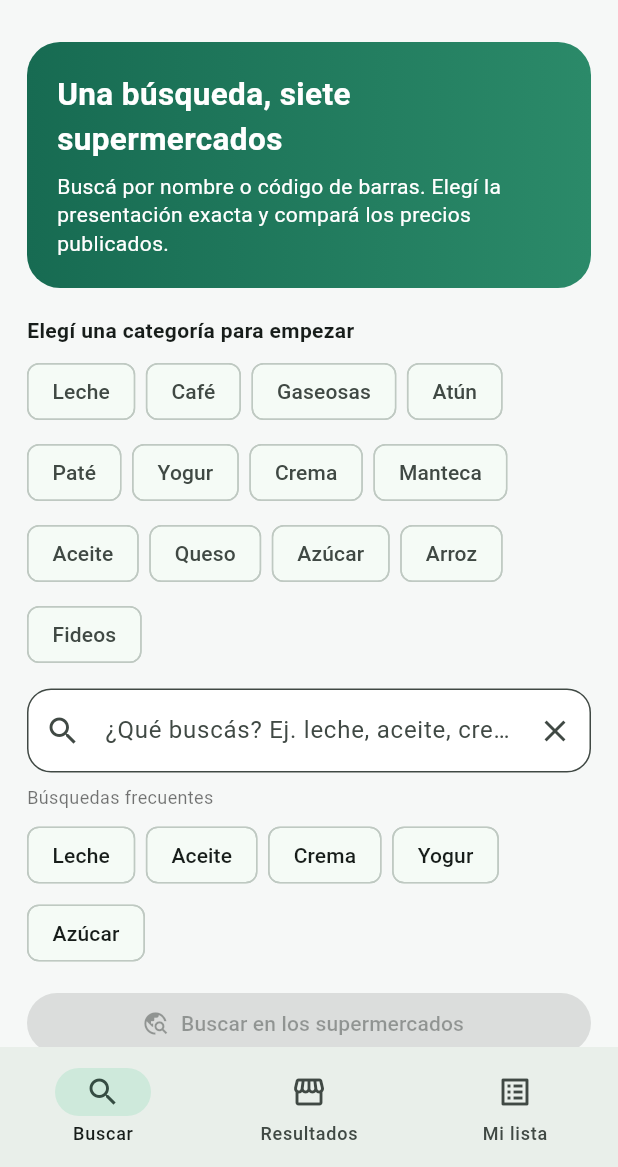
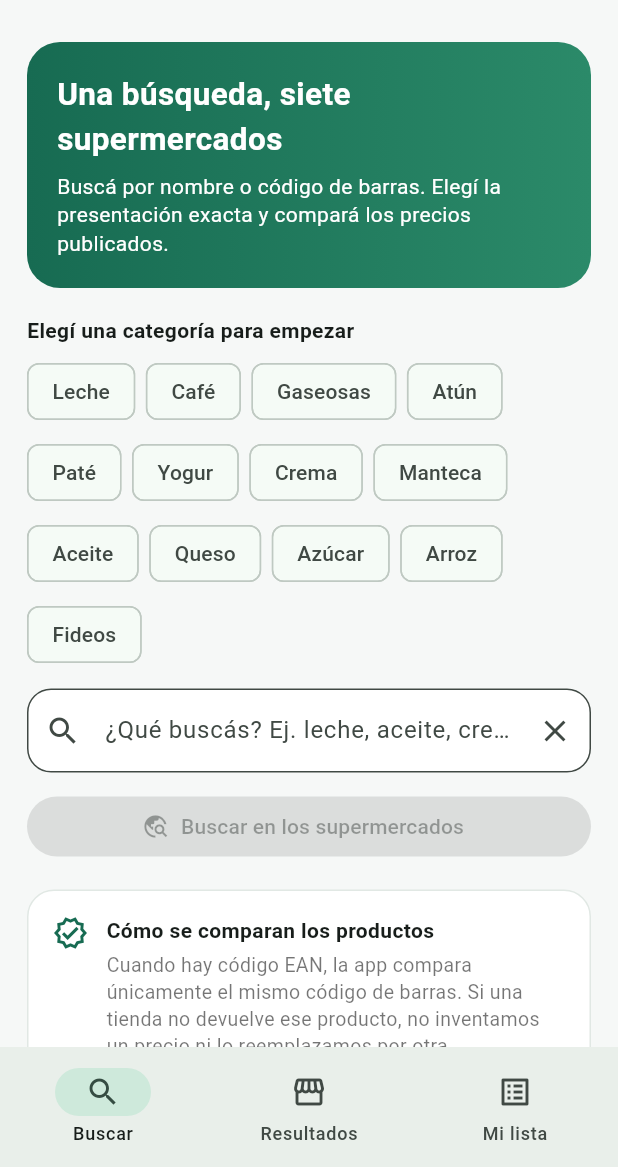
Before and after one commit to arieltorres3175-boop/comparador, a Flutter app: the screen it shows after launch, on a phone screen of 412 x 824 dp, the part 69-1236 px from its top. Run offline on Flutter 3.47's test engine with Material 3 defaults, Android fonts, the phone set to English and light mode, and no system bars; our stand-ins replace shared_preferences.

Commit message:
Remove frequent searches from home screen

```diff
--- a/lib/main.dart
+++ b/lib/main.dart
@@ -594,25 +594,6 @@ class _HomePageState extends State<HomePage> {
           const Text('Los filtros se construyen con los productos encontrados. Podés combinar solo los que necesites.',
               style: TextStyle(color: Colors.black54, fontSize: 12)),
         ],
-        const SizedBox(height: 8),
-        const Text('Búsquedas frecuentes',
-            style: TextStyle(color: Colors.black54, fontSize: 12)),
-        const SizedBox(height: 6),
-        Wrap(
-          spacing: 7,
-          runSpacing: 4,
-          children: ['Leche', 'Aceite', 'Crema', 'Yogur', 'Azúcar']
-              .map((term) => ActionChip(
-                    label: Text(term),
-                    onPressed: searching
-                        ? null
-                        : () {
-                            searchController.text = term.toLowerCase();
-                            _updateCategoryFromQuery(searchController.text);
-                          },
-                  ))
-              .toList(),
-        ),
         const SizedBox(height: 12),
         FilledButton.icon(
           onPressed: query.length < 2 || searching ? null : () => _performSearch(keepDiscovery: true),
```
